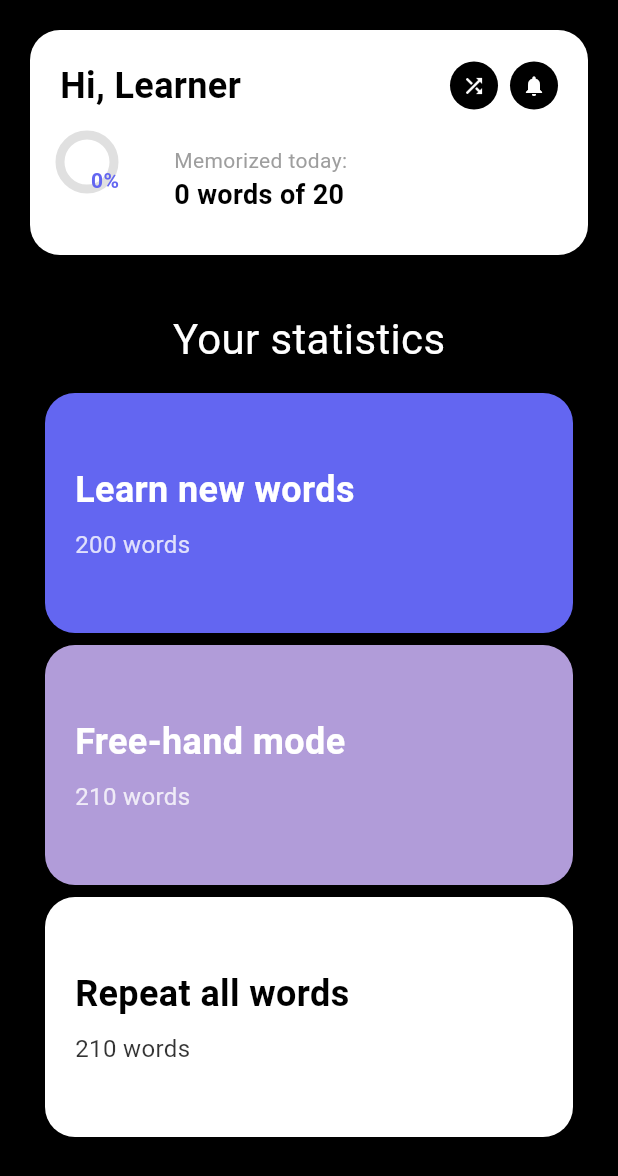
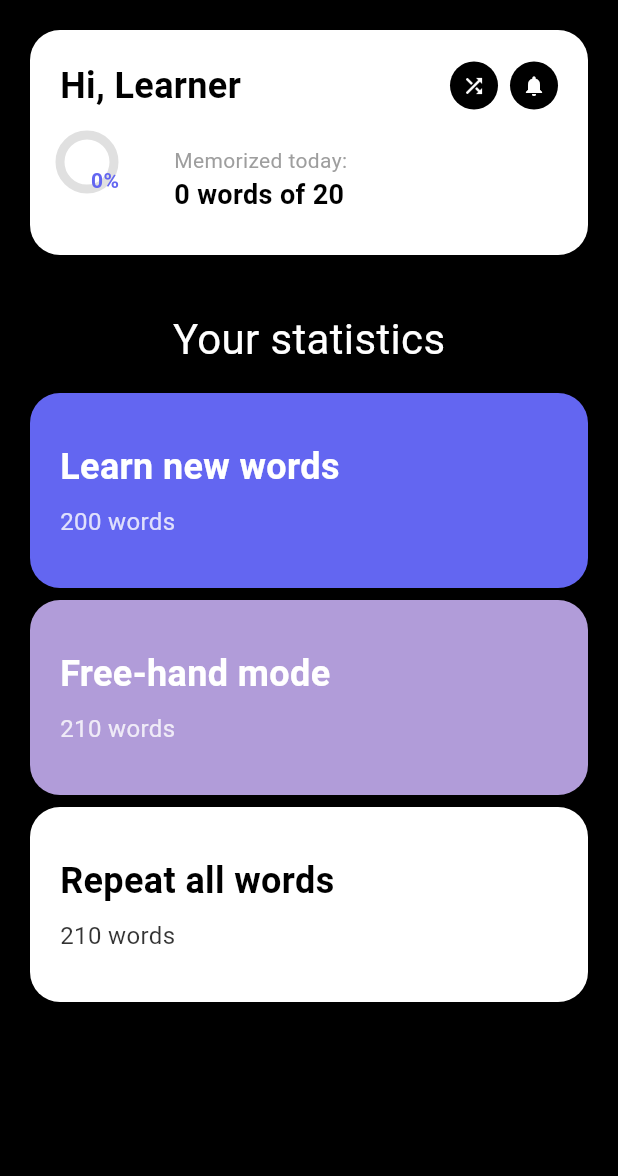
Before and after one commit to staraircool/Vocab6, a Flutter app: the screen it shows after launch, on a phone screen of 412 x 824 dp. Shown: the top 1176 px of the screen. Run offline on Flutter 3.47's test engine with Material 3 defaults, Android fonts, the phone set to English and light mode, and no system bars; our stand-ins replace csv, google_mobile_ads; Roboto replaces fonts that are missing (Poppins).

Commit message:
Further adjust card width to be closer to borders and fine-tune height for full visibility of all three cards

```diff
--- a/lib/screens/home_screen.dart
+++ b/lib/screens/home_screen.dart
@@ -115,7 +115,7 @@ class _HomeScreenState extends State<HomeScreen> {
               // Learning Cards Stack - Redesigned for proper visibility
               Expanded(
                 child: Padding(
-                  padding: const EdgeInsets.symmetric(horizontal: 10),
+                  padding: const EdgeInsets.symmetric(horizontal: 0),
                   child: Column(
                     children: [
                     // Top Card - Learn new words (Blue gradient)
--- a/lib/widgets/learning_card.dart
+++ b/lib/widgets/learning_card.dart
@@ -26,7 +26,7 @@ class LearningCard extends StatelessWidget {
       onTap: onTap,
       child: Container(
         width: double.infinity,
-        height: 160,
+        height: 130,
         padding: const EdgeInsets.all(20),
         decoration: BoxDecoration(
           color: backgroundColor,
```
